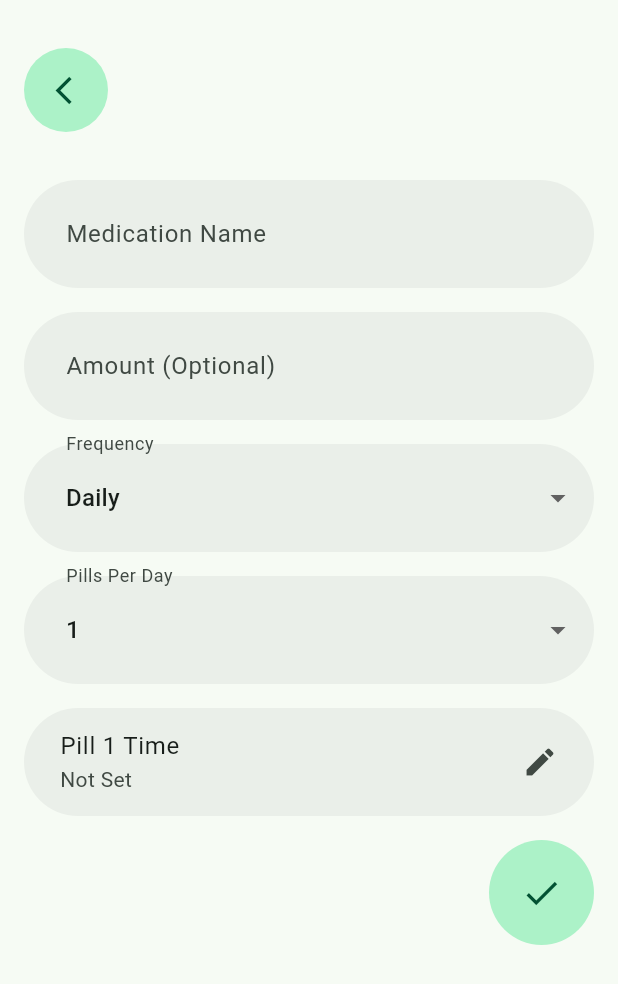
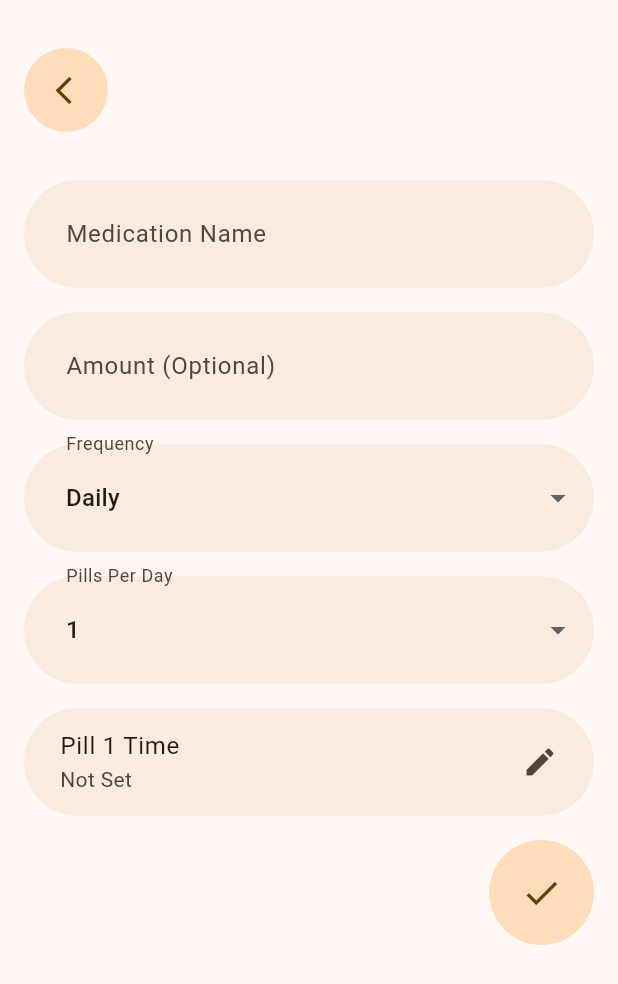
Before and after one commit to MoazSalem/Flutter_Pills_Reminder, a Flutter app: the EditMedicationScreen screen opened directly, on a phone screen of 412 x 824 dp. Shown: the top 984 px of the screen. Run offline on Flutter 3.47's test engine with Material 3 defaults, Android fonts, the phone set to English and light mode, and no system bars; our stand-ins replace flutter_local_notifications, flutter_timezone, get, hive_ce_flutter, permission_handler, timezone; accounts and stored records are empty; statements that could not run were skipped.

Commit message:
Change apps theme

```diff
--- a/lib/core/styles/theme.dart
+++ b/lib/core/styles/theme.dart
@@ -2,13 +2,13 @@ import 'package:flutter/material.dart';
 
 class AppTheme {
   static final lightTheme = ThemeData(
-    colorScheme: ColorScheme.fromSeed(seedColor: Colors.greenAccent),
+    colorScheme: ColorScheme.fromSeed(seedColor: Colors.orangeAccent),
   );
 
   static final darkTheme = ThemeData(
     brightness: Brightness.dark,
     colorScheme: ColorScheme.fromSeed(
-      seedColor: Colors.greenAccent,
+      seedColor: Colors.orangeAccent,
       brightness: Brightness.dark,
     ),
   );
```
